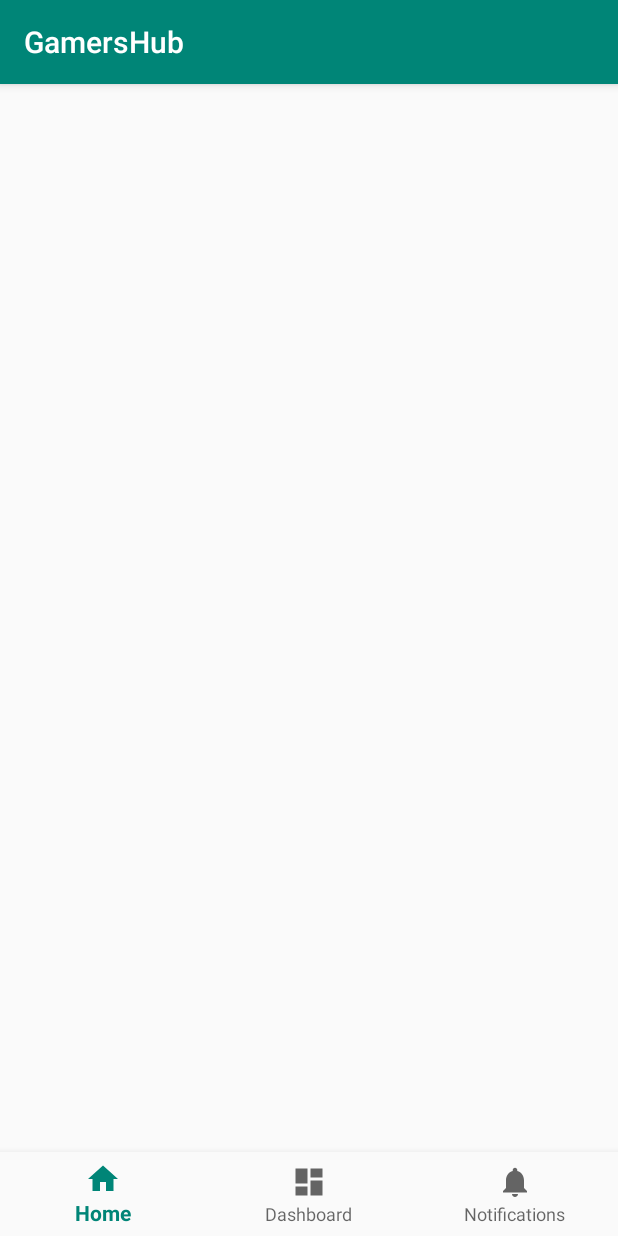
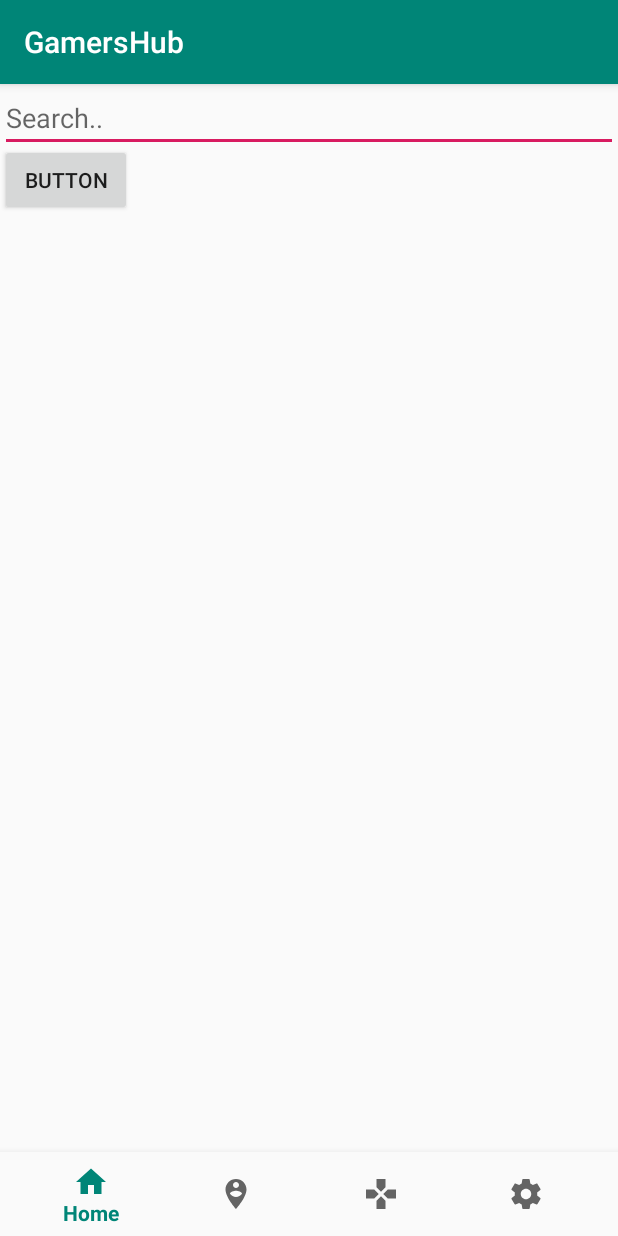
Before and after one commit to jonathanStevanka/GamersHub, an Android app: the screen it shows after launch (MainActivity), on a phone screen of 412 x 824 dp. Run offline under Robolectric (Android 15) with nearby library versions, the phone set to English and light mode, and no system bars; libraries missing offline, so code that uses them is left out: com.androidnetworking, com.androidnetworking.common, com.androidnetworking.error, com.androidnetworking.interfaces; 1 statement that could not run was skipped.

Commit message:
update
-added custom icons
-edited strings
-added custom search method

```diff
--- a/app/src/main/java/com/example/gamershub/HomeScreen.java
+++ b/app/src/main/java/com/example/gamershub/HomeScreen.java
@@ -8,6 +8,7 @@ import android.view.LayoutInflater;
 import android.view.View;
 import android.view.ViewGroup;
 import android.widget.Button;
+import android.widget.EditText;
 
 import com.androidnetworking.AndroidNetworking;
 import com.example.gamershub.igdbAPI.APICOMMAND;
@@ -75,11 +76,13 @@ public class HomeScreen extends Fragment {
         View view = inflater.inflate(R.layout.fragment_home_screen, container, false);
 
         final Button searchBtn = view.findViewById(R.id.searchBtn);
+        final EditText searchBar = view.findViewById(R.id.searchBar);
 
         searchBtn.setOnClickListener(new View.OnClickListener() {
             @Override
             public void onClick(View v) {
-                apicommand.Search("Call of duty");
+                //use the basic search command utilizing the text input from the search bar
+                apicommand.Search(searchBar.getText().toString());
             }
         });
 
--- a/app/src/main/java/com/example/gamershub/MainActivity.java
+++ b/app/src/main/java/com/example/gamershub/MainActivity.java
@@ -37,9 +37,11 @@ public class MainActivity extends AppCompatActivity implements HomeScreen.OnFrag
                     transaction.addToBackStack(null);
                     transaction.commit();
                     return true;
-                case R.id.navigation_dashboard:
+                case R.id.navigation_pinned:
                     return true;
-                case R.id.navigation_notifications:
+                case R.id.navigation_gameTrade:
+                    return true;
+                case R.id.navigation_settings:
                     return true;
             }
             return false;
@@ -50,20 +52,26 @@ public class MainActivity extends AppCompatActivity implements HomeScreen.OnFrag
     protected void onCreate(Bundle savedInstanceState) {
         super.onCreate(savedInstanceState);
         setContentView(R.layout.activity_main);
+        //get the supportfragmentManager for the class
         fm = getSupportFragmentManager();
         //create a new APIcommand class so we can acess our custom methods throughout the application
         APICOMMAND apicommand = new APICOMMAND();
-        //create a new androidnetworking class so we can have access to the networking class to carry out the calls
-
-        //initialize
+        //initialize the AndroidNetworking API so we can have access to the POST & GET methods
         AndroidNetworking.initialize(getApplicationContext());
 
-
-        mTextMessage = (TextView) findViewById(R.id.message);
+        //initilize the bottom view navigation
         BottomNavigationView navigation = (BottomNavigationView) findViewById(R.id.navigation);
+        //set the onclick listiener for the navigationitemselected
         navigation.setOnNavigationItemSelectedListener(mOnNavigationItemSelectedListener);
 
-        //call the search command
+        //create a way to make the default screen thats loaded is the home screen
+        FragmentTransaction transaction = fm.beginTransaction();
+        //replace the current screen
+        transaction.replace(R.id.content, new HomeScreen());
+        //DO NOT add to back stack null so that users cannot go backwards to an empty screen
+        //Commit the transaction and make the change to the screen
+        transaction.commit();
+
     }
 
     @Override
--- a/app/src/main/java/com/example/gamershub/igdbAPI/APICOMMAND.java
+++ b/app/src/main/java/com/example/gamershub/igdbAPI/APICOMMAND.java
@@ -15,28 +15,30 @@ import java.util.ArrayList;
 public class APICOMMAND {
 
 
-    public void Search(AndroidNetworking androidNetworking){
-        AndroidNetworking.post("https://api-v3.igdb.com/games/").addHeaders("user-key",BuildConfig.IGDBKey)
-                .addHeaders("Accept","application/json").addStringBody("fields name,popularity,rating; sort popularity desc;")
-                .setPriority(Priority.MEDIUM).build().getAsJSONArray(new JSONArrayRequestListener() {
-            @Override
-            public void onResponse(JSONArray response) {
-                System.out.println(response);
-            }
+    /**
+     * @author Jonathan stevanka
+     * @description This class 'APICOMMAND' is a custom class that utilizes more custom search methods
+     * depending on what the user would be looking for
+     */
 
-            @Override
-            public void onError(ANError anError) {
 
-            }
-        });
-    }
-
+    /**
+     * THE METHODS BELOW ARE FOR SEARCHING "GAMES" on the API
+     */
     public ArrayList<JSONObject> Search(String search){
-        //create an arraylist of jsonobjects so we an splice the response we get back later on from JSON
+        //create an arraylist of jsonobjects so we an split the response we get back later on from JSON
         final ArrayList<JSONObject> contents = new ArrayList<JSONObject>();
 
+        //check to see if the search is empty
+        //MAKE THIS A TOAST MESSAGE BEFORE RELEASE
+        if(search.isEmpty()==true){
+            System.out.println("The search field is empty!");
+            return contents;
+        }
+        //set up the POST request for this current search
         AndroidNetworking.post("https://api-v3.igdb.com/games/").addHeaders("user-key",BuildConfig.IGDBKey)
-                .addHeaders("Accept","application/json").addHeaders("Content-Type","application/x-www-form-urlencoded").addStringBody("search \""+search+"\"; fields name,popularity,rating;")
+                .addHeaders("Accept","application/json").addHeaders("Content-Type","application/x-www-form-urlencoded")
+                .addStringBody("search \""+search+"\"; fields name,popularity,rating;")
                 .setPriority(Priority.HIGH).build().getAsJSONArray(new JSONArrayRequestListener() {
             @Override
             public void onResponse(JSONArray response) {
@@ -60,6 +62,29 @@ public class APICOMMAND {
         return contents;
     }
 
+    /**
+     * THE METHODS BELOW ARE FOR SEARCHING "COMPANIES" on the API
+     */
+
+
+
+    /**
+     * THE METHODS BELOW ARE FOR SEARCHING "CHARACTERS" on the API
+     */
+
+
+
+    /**
+     * THE METHODS BELOW ARE FOR SEARCHING "GAME_ENGINES" on the API
+     */
+
+
+
+    /**
+     * THE METHODS BELOW ARE FOR SEARCHING "SPECIFIC GENERE" on the API
+     */
+
+
     public void dumpInfo(){
 
     }
--- /dev/null
+++ b/app/src/main/res/drawable/ic_games_black_24dp.xml
@@ -0,0 +1,9 @@
+<vector xmlns:android="http://schemas.android.com/apk/res/android"
+        android:width="24dp"
+        android:height="24dp"
+        android:viewportWidth="24.0"
+        android:viewportHeight="24.0">
+    <path
+        android:fillColor="#FF000000"
+        android:pathData="M15,7.5V2H9v5.5l3,3 3,-3zM7.5,9H2v6h5.5l3,-3 -3,-3zM9,16.5V22h6v-5.5l-3,-3 -3,3zM16.5,9l-3,3 3,3H22V9h-5.5z"/>
+</vector>
--- /dev/null
+++ b/app/src/main/res/drawable/ic_person_pin_circle_black_24dp.xml
@@ -0,0 +1,9 @@
+<vector xmlns:android="http://schemas.android.com/apk/res/android"
+        android:width="24dp"
+        android:height="24dp"
+        android:viewportWidth="24.0"
+        android:viewportHeight="24.0">
+    <path
+        android:fillColor="#FF000000"
+        android:pathData="M12,2C8.14,2 5,5.14 5,9c0,5.25 7,13 7,13s7,-7.75 7,-13c0,-3.86 -3.14,-7 -7,-7zM12,4c1.1,0 2,0.9 2,2 0,1.11 -0.9,2 -2,2s-2,-0.89 -2,-2c0,-1.1 0.9,-2 2,-2zM12,14c-1.67,0 -3.14,-0.85 -4,-2.15 0.02,-1.32 2.67,-2.05 4,-2.05s3.98,0.73 4,2.05c-0.86,1.3 -2.33,2.15 -4,2.15z"/>
+</vector>
--- /dev/null
+++ b/app/src/main/res/drawable/ic_settings_black_24dp.xml
@@ -0,0 +1,9 @@
+<vector xmlns:android="http://schemas.android.com/apk/res/android"
+        android:width="24dp"
+        android:height="24dp"
+        android:viewportWidth="24.0"
+        android:viewportHeight="24.0">
+    <path
+        android:fillColor="#FF000000"
+        android:pathData="M19.43,12.98c0.04,-0.32 0.07,-0.64 0.07,-0.98s-0.03,-0.66 -0.07,-0.98l2.11,-1.65c0.19,-0.15 0.24,-0.42 0.12,-0.64l-2,-3.46c-0.12,-0.22 -0.39,-0.3 -0.61,-0.22l-2.49,1c-0.52,-0.4 -1.08,-0.73 -1.69,-0.98l-0.38,-2.65C14.46,2.18 14.25,2 14,2h-4c-0.25,0 -0.46,0.18 -0.49,0.42l-0.38,2.65c-0.61,0.25 -1.17,0.59 -1.69,0.98l-2.49,-1c-0.23,-0.09 -0.49,0 -0.61,0.22l-2,3.46c-0.13,0.22 -0.07,0.49 0.12,0.64l2.11,1.65c-0.04,0.32 -0.07,0.65 -0.07,0.98s0.03,0.66 0.07,0.98l-2.11,1.65c-0.19,0.15 -0.24,0.42 -0.12,0.64l2,3.46c0.12,0.22 0.39,0.3 0.61,0.22l2.49,-1c0.52,0.4 1.08,0.73 1.69,0.98l0.38,2.65c0.03,0.24 0.24,0.42 0.49,0.42h4c0.25,0 0.46,-0.18 0.49,-0.42l0.38,-2.65c0.61,-0.25 1.17,-0.59 1.69,-0.98l2.49,1c0.23,0.09 0.49,0 0.61,-0.22l2,-3.46c0.12,-0.22 0.07,-0.49 -0.12,-0.64l-2.11,-1.65zM12,15.5c-1.93,0 -3.5,-1.57 -3.5,-3.5s1.57,-3.5 3.5,-3.5 3.5,1.57 3.5,3.5 -1.57,3.5 -3.5,3.5z"/>
+</vector>
--- a/app/src/main/res/menu/navigation.xml
+++ b/app/src/main/res/menu/navigation.xml
@@ -7,13 +7,18 @@
         android:title="@string/title_home" />
 
     <item
-        android:id="@+id/navigation_dashboard"
-        android:icon="@drawable/ic_dashboard_black_24dp"
-        android:title="@string/title_dashboard" />
+        android:id="@+id/navigation_pinned"
+        android:icon="@drawable/ic_person_pin_circle_black_24dp"
+        android:title="@string/title_pinned" />
 
     <item
-        android:id="@+id/navigation_notifications"
-        android:icon="@drawable/ic_notifications_black_24dp"
-        android:title="@string/title_notifications" />
+        android:id="@+id/navigation_gameTrade"
+        android:icon="@drawable/ic_games_black_24dp"
+        android:title="@string/title_gameTrade" />
+
+    <item
+        android:id="@+id/navigation_settings"
+        android:icon="@drawable/ic_settings_black_24dp"
+        android:title="@string/title_settings" />
 
 </menu>
--- a/app/src/main/res/values/strings.xml
+++ b/app/src/main/res/values/strings.xml
@@ -1,8 +1,9 @@
 <resources>
     <string name="app_name">GamersHub</string>
     <string name="title_home">Home</string>
-    <string name="title_dashboard">Dashboard</string>
-    <string name="title_notifications">Notifications</string>
+    <string name="title_pinned">Pinned Games</string>
+    <string name="title_gameTrade">Game Trader</string>
+    <string name="title_settings">Settings</string>
 
     <!-- TODO: Remove or change this placeholder text -->
     <string name="hello_blank_fragment">Hello blank fragment</string>
```
